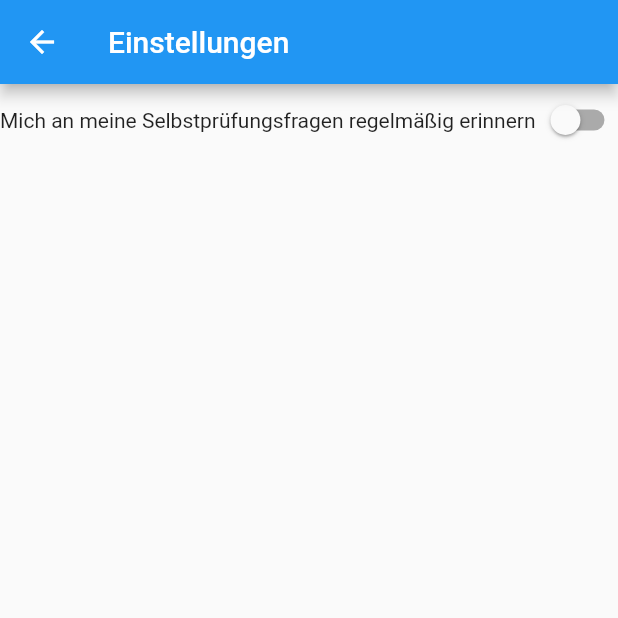
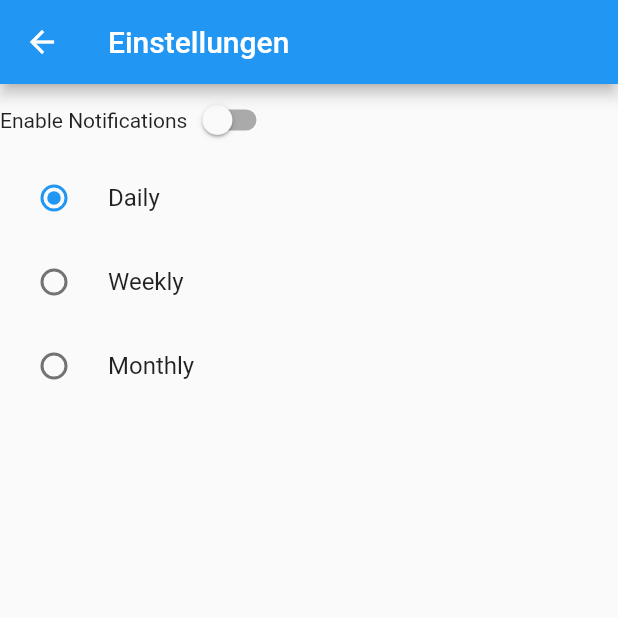
Before and after one commit to Paradoxianer/self_examintion, a Flutter app: the SettingsScreen screen opened directly, on a phone screen of 412 x 824 dp, the top half of it. Run offline on Flutter 3.47's test engine with Material 2 defaults, Android fonts, the phone set to English and light mode, and no system bars; our stand-ins replace fl_chart, shared_preferences; accounts and stored records are empty.

Commit message:
Implemented the notification settings.. it should now store the selected Question Set, The time intervall and if you want to be notified

```diff
--- a/lib/widgets/notification_settings.dart
+++ b/lib/widgets/notification_settings.dart
@@ -1,22 +1,5 @@
 import 'package:flutter/material.dart';
-
-//ToDo
-/*
- return ExpansionTile(
-          onExpansionChanged: _onExpansionChanged,
-          // IgnorePointeer propogates touch down to tile
-          trailing: IgnorePointer(
-            child: Switch(
-                value: isExpanded,
-                onChanged: (_) {},
-             ),
-          ),
-          title: Row(mainAxisAlignment: MainAxisAlignment.spaceBetween, children: [
-            Text(root.title),
-          ]),
-          children: root.children.map((entry) => EntryItem(entry)).toList(),
-        );
- */
+import 'package:self_examintion/utils/local_storage.dart';
 
 class NotificationsSettings extends StatefulWidget {
   final bool reminderEnabled;
@@ -34,7 +17,15 @@ class NotificationsSettings extends StatefulWidget {
 }
 
 class _NotificationsSettingsState extends State<NotificationsSettings> {
-  bool _isExpanded = false;
+  bool _notificationOn =false;
+  String _selectedFrequency ="daily";
+
+  @override
+  void initState() {
+    super.initState();
+    _notificationOn = widget.reminderEnabled;
+    _selectedFrequency = widget.reminderFrequency;
+  }
 
   @override
   Widget build(BuildContext context) {
@@ -43,51 +34,58 @@ class _NotificationsSettingsState extends State<NotificationsSettings> {
       children: [
         Row(
           children: [
-            Text("Mich an meine Selbstprüfungsfragen regelmäßig erinnern"),
+            Text("Enable Notifications"),
             Switch(
-              value: widget.reminderEnabled,
+              value: _notificationOn,
               onChanged: (value) {
                 setState(() {
-                  if (value) {
-                    _isExpanded = true;
-                  }
-                  widget.onChanged(value, widget.reminderFrequency ?? 'daily');
+                  _notificationOn = value;
+                  // Store the enabled/disabled state in LocalStorage
+                  LocalStorage().setBool('notificationsEnabled', value);
+                  widget.onChanged(value, _selectedFrequency);
                 });
               },
             ),
           ],
         ),
-        AnimatedContainer(
-          duration: Duration(milliseconds: 300),
-          height: _isExpanded ? 100.0 : 0.0,
-          child: Column(
-            children: [
         RadioListTile(
-                title: Text('Täglich'),
+          title: Text('Daily'),
           value: 'daily',
-                groupValue: widget.reminderFrequency,
+          groupValue: _selectedFrequency,
           onChanged: (value) {
-                  widget.onChanged(widget.reminderEnabled, value!);
+            setState(() {
+              _selectedFrequency = value!;
+              // Store the frequency setting in LocalStorage
+              LocalStorage().setString('notificationFrequency', value);
+              widget.onChanged(_notificationOn, value);
+            });
           },
         ),
         RadioListTile(
-                title: Text('Wöchentlich'),
+          title: Text('Weekly'),
           value: 'weekly',
-                groupValue: widget.reminderFrequency,
+          groupValue: _selectedFrequency,
           onChanged: (value) {
-                  widget.onChanged(widget.reminderEnabled, value!);
+            setState(() {
+              _selectedFrequency = value!;
+              // Store the frequency setting in LocalStorage
+              LocalStorage().setString('notificationFrequency', value);
+              widget.onChanged(_notificationOn, value);
+            });
           },
         ),
         RadioListTile(
-                title: Text('Monatlich'),
+          title: Text('Monthly'),
           value: 'monthly',
-                groupValue: widget.reminderFrequency,
+          groupValue: _selectedFrequency,
           onChanged: (value) {
-                  widget.onChanged(widget.reminderEnabled, value!);
+            setState(() {
+              _selectedFrequency = value!;
+              // Store the frequency setting in LocalStorage
+              LocalStorage().setString('notificationFrequency', value);
+              widget.onChanged(_notificationOn, value);
+            });
           },
-              ),
-            ],
-          ),
         ),
       ],
     );
```
Lines whose indentation alone changed are shown as unchanged.
